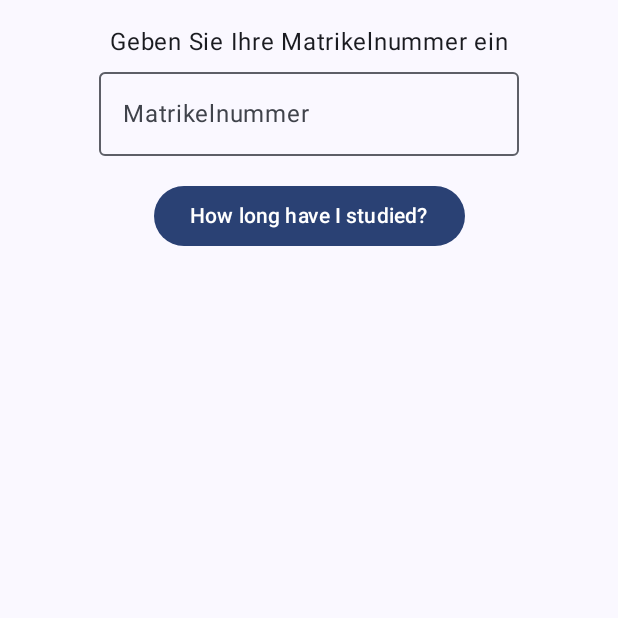
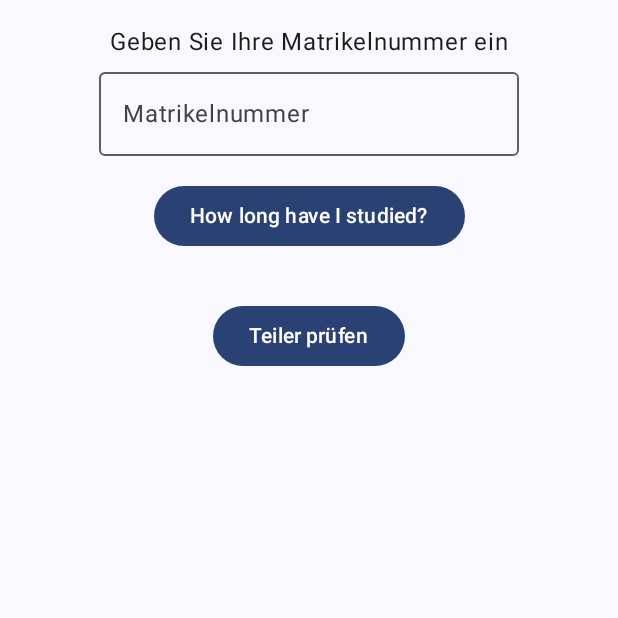
Before and after one commit to SK4P3/SE2-AB0, an Android app built with Jetpack Compose: the screen it shows after launch (MainActivity), on a phone screen of 412 x 824 dp, the top half of it. Run offline under Robolectric (Android 15) with nearby library versions, the phone set to English and light mode, and no system bars.

Commit message:
small refactor and common devisor feature

```diff
--- a/app/src/main/java/com/example/se2_ab0/MainActivity.kt
+++ b/app/src/main/java/com/example/se2_ab0/MainActivity.kt
@@ -36,7 +36,8 @@ class MainActivity : ComponentActivity() {
 
 @Composable
 fun MainView(name: String, modifier: Modifier = Modifier) {
-    var text by remember { mutableStateOf("") }
+    var matNrInput by remember { mutableStateOf("") }
+    var resultText by remember { mutableStateOf<String?>(null) }
     var serverResponse by remember { mutableStateOf<String?>(null) }
 
     Column(modifier = modifier.fillMaxWidth(),
@@ -47,14 +48,14 @@ fun MainView(name: String, modifier: Modifier = Modifier) {
         Text("Geben Sie Ihre Matrikelnummer ein")
 
         OutlinedTextField(
-            value = text,
-            onValueChange = { text = it },
+            value = matNrInput,
+            onValueChange = { matNrInput = it },
             label = { Text("Matrikelnummer") }
         )
 
         Spacer(modifier = Modifier.height(16.dp))
 
-        Button(onClick = { sendToServer(text) { response -> serverResponse = response } }) {
+        Button(onClick = { sendToServer(matNrInput) { response -> serverResponse = response } }) {
             Text("How long have I studied?")
         }
 
@@ -66,34 +67,12 @@ fun MainView(name: String, modifier: Modifier = Modifier) {
 
         Spacer(modifier = Modifier.height(16.dp))
 
+        Button(onClick = { resultText = findCommonDivisors(matNrInput)} ) {
+            Text("Teiler prüfen")
+        }
 
-    }
-}
-
-fun sendToServer(mnr: String, onResult: (String) -> Unit) {
-    CoroutineScope(Dispatchers.IO).launch {
-        val socket: Socket = Socket("se2-submission.aau.at", 20080)
-        val writer: PrintWriter = PrintWriter(socket.getOutputStream(), true)
-        val reader: BufferedReader = BufferedReader(InputStreamReader(socket.getInputStream()))
-
-        try {
-            writer.println(mnr)
-            val response = reader.readLine()
-            withContext(Dispatchers.Main) {
-                onResult(response)
-            }
-        } catch (e: Exception) {
-            withContext(Dispatchers.Main) {
-                onResult("Fehler: ${e.message}")
-            }
-        } finally {
-            try {
-                writer.close()
-                reader.close()
-                socket.close()
-            } catch (e: Exception) {
-                e.printStackTrace()
-            }
+        resultText?.let {
+            Text(it)
         }
     }
 }
```
Also changed, not shown: app/src/main/java/com/example/se2_ab0/Functions.kt (added, +62 -0 lines).
